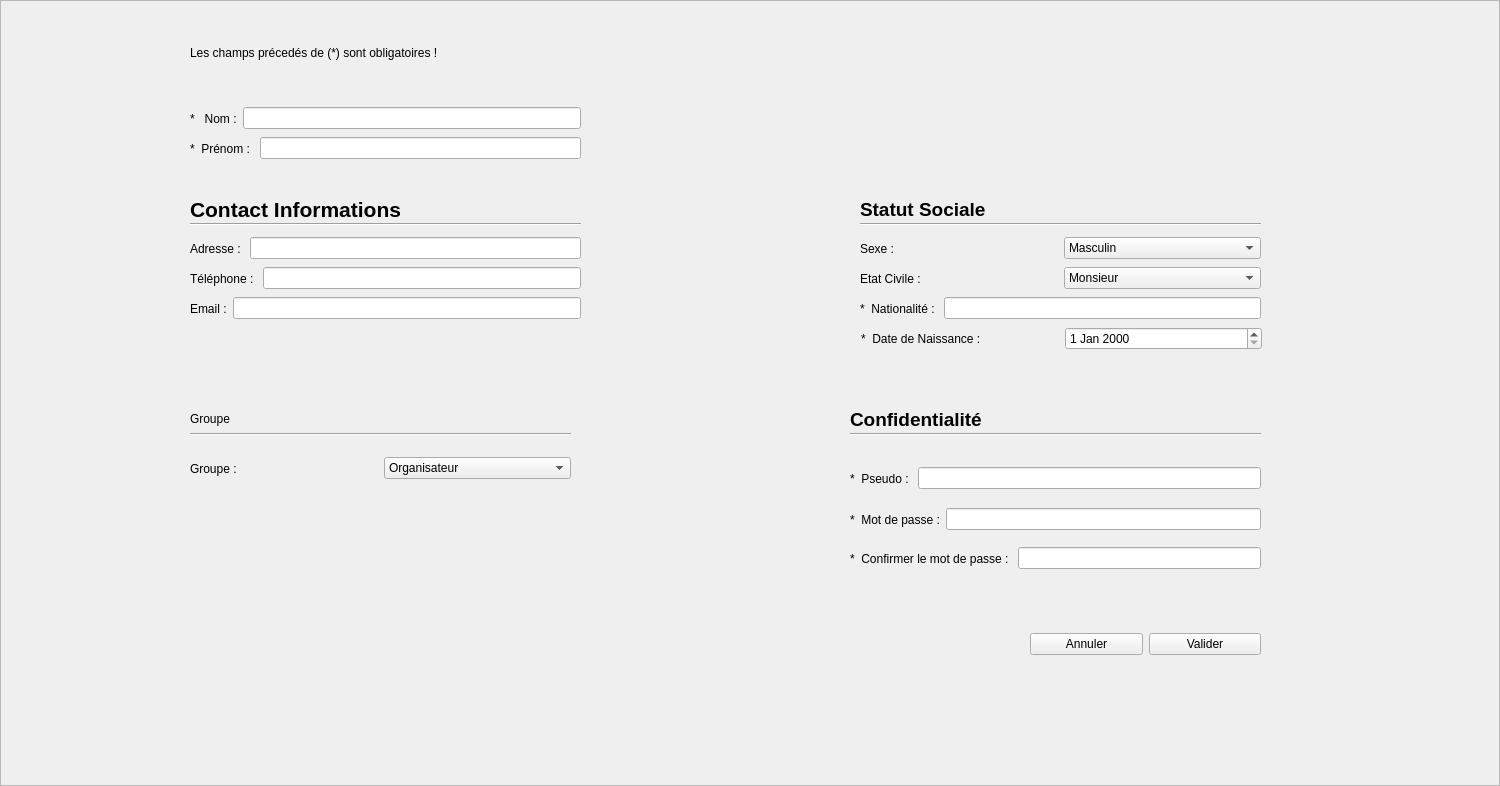
Old version of the form creecompteframe.ui in the repository rsoumail/Exam-Platform.
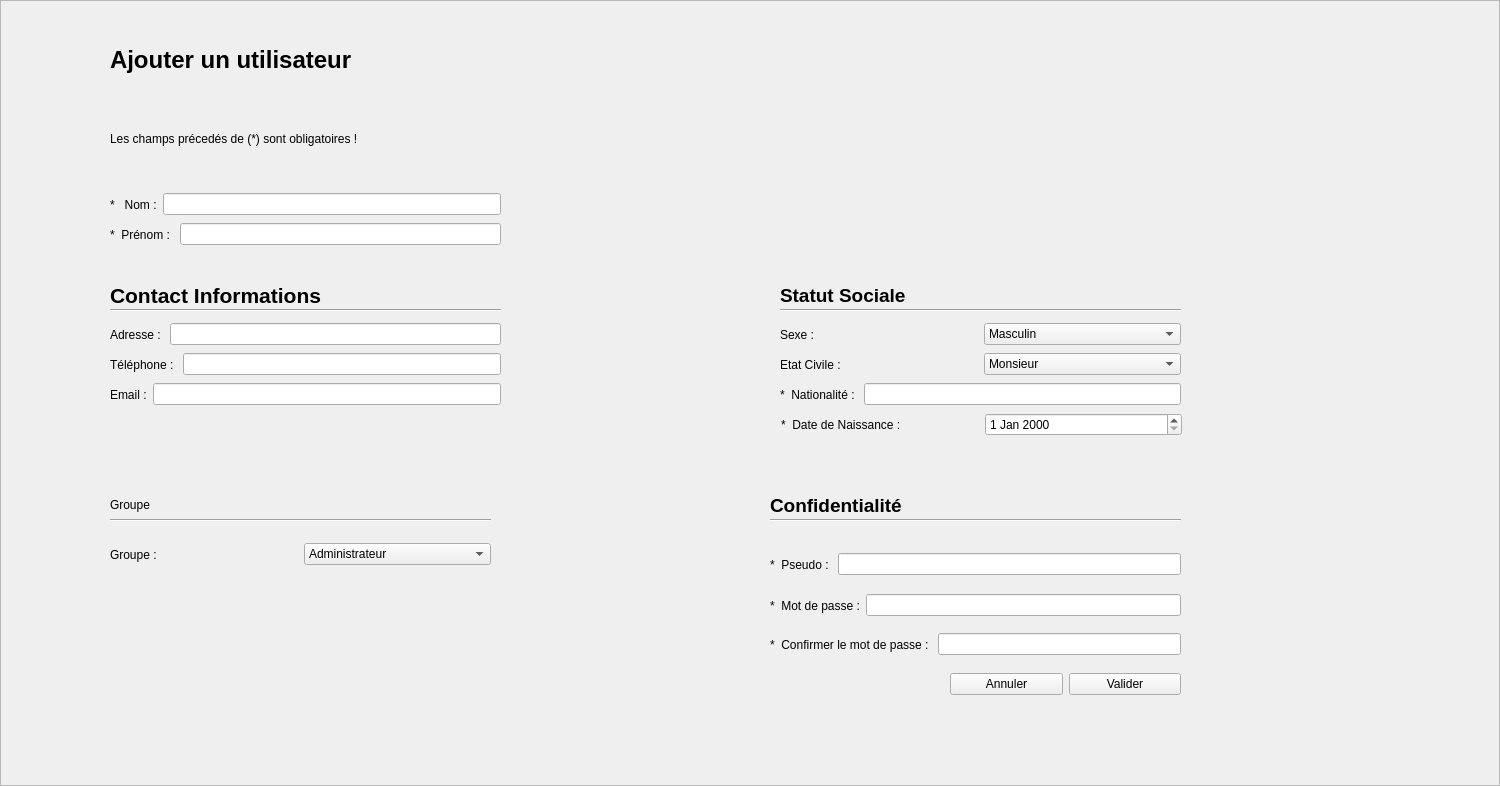
New version of the form.

```diff
--- a/creecompteframe.ui
+++ b/creecompteframe.ui
@@ -22,8 +22,8 @@
   <widget class="QWidget" name="layoutWidget_5">
    <property name="geometry">
     <rect>
-     <x>190</x>
-     <y>134</y>
+     <x>110</x>
+     <y>220</y>
      <width>391</width>
      <height>29</height>
     </rect>
@@ -44,8 +44,8 @@
   <widget class="QWidget" name="layoutWidget_4">
    <property name="geometry">
     <rect>
-     <x>190</x>
-     <y>264</y>
+     <x>110</x>
+     <y>350</y>
      <width>391</width>
      <height>29</height>
     </rect>
@@ -66,8 +66,8 @@
   <widget class="QLabel" name="label_16">
    <property name="geometry">
     <rect>
-     <x>190</x>
-     <y>404</y>
+     <x>110</x>
+     <y>490</y>
      <width>67</width>
      <height>31</height>
     </rect>
@@ -79,8 +79,8 @@
   <widget class="Line" name="line_2">
    <property name="geometry">
     <rect>
-     <x>860</x>
-     <y>209</y>
+     <x>780</x>
+     <y>295</y>
      <width>401</width>
      <height>31</height>
     </rect>
@@ -92,8 +92,8 @@
   <widget class="Line" name="line">
    <property name="geometry">
     <rect>
-     <x>190</x>
-     <y>214</y>
+     <x>110</x>
+     <y>300</y>
      <width>391</width>
      <height>21</height>
     </rect>
@@ -105,8 +105,8 @@
   <widget class="QWidget" name="layoutWidget_10">
    <property name="geometry">
     <rect>
-     <x>190</x>
-     <y>104</y>
+     <x>110</x>
+     <y>190</y>
      <width>391</width>
      <height>29</height>
     </rect>
@@ -127,8 +127,8 @@
   <widget class="Line" name="line_3">
    <property name="geometry">
     <rect>
-     <x>190</x>
-     <y>424</y>
+     <x>110</x>
+     <y>510</y>
      <width>381</width>
      <height>21</height>
     </rect>
@@ -140,8 +140,8 @@
   <widget class="Line" name="line_4">
    <property name="geometry">
     <rect>
-     <x>850</x>
-     <y>424</y>
+     <x>770</x>
+     <y>510</y>
      <width>411</width>
      <height>21</height>
     </rect>
@@ -153,8 +153,8 @@
   <widget class="QLabel" name="label_15">
    <property name="geometry">
     <rect>
-     <x>850</x>
-     <y>404</y>
+     <x>770</x>
+     <y>490</y>
      <width>161</width>
      <height>31</height>
     </rect>
@@ -166,8 +166,8 @@
   <widget class="QWidget" name="layoutWidget_9">
    <property name="geometry">
     <rect>
-     <x>860</x>
-     <y>264</y>
+     <x>780</x>
+     <y>350</y>
      <width>401</width>
      <height>29</height>
     </rect>
@@ -204,8 +204,8 @@
   <widget class="QWidget" name="layoutWidget_8">
    <property name="geometry">
     <rect>
-     <x>860</x>
-     <y>234</y>
+     <x>780</x>
+     <y>320</y>
      <width>401</width>
      <height>29</height>
     </rect>
@@ -237,8 +237,8 @@
   <widget class="QLabel" name="label_9">
    <property name="geometry">
     <rect>
-     <x>860</x>
-     <y>194</y>
+     <x>780</x>
+     <y>280</y>
      <width>151</width>
      <height>31</height>
     </rect>
@@ -250,8 +250,8 @@
   <widget class="QLabel" name="label_6">
    <property name="geometry">
     <rect>
-     <x>190</x>
-     <y>194</y>
+     <x>110</x>
+     <y>280</y>
      <width>231</width>
      <height>31</height>
     </rect>
@@ -263,8 +263,8 @@
   <widget class="QWidget" name="layoutWidget">
    <property name="geometry">
     <rect>
-     <x>850</x>
-     <y>504</y>
+     <x>770</x>
+     <y>590</y>
      <width>411</width>
      <height>31</height>
     </rect>
@@ -289,8 +289,8 @@
   <widget class="QWidget" name="layoutWidget_2">
    <property name="geometry">
     <rect>
-     <x>850</x>
-     <y>544</y>
+     <x>770</x>
+     <y>630</y>
      <width>411</width>
      <height>29</height>
     </rect>
@@ -315,8 +315,8 @@
   <widget class="QWidget" name="layoutWidget_3">
    <property name="geometry">
     <rect>
-     <x>860</x>
-     <y>294</y>
+     <x>780</x>
+     <y>380</y>
      <width>401</width>
      <height>29</height>
     </rect>
@@ -337,8 +337,8 @@
   <widget class="QWidget" name="layoutWidget_6">
    <property name="geometry">
     <rect>
-     <x>190</x>
-     <y>294</y>
+     <x>110</x>
+     <y>380</y>
      <width>391</width>
      <height>29</height>
     </rect>
@@ -359,8 +359,8 @@
   <widget class="QWidget" name="layoutWidget_7">
    <property name="geometry">
     <rect>
-     <x>861</x>
-     <y>324</y>
+     <x>781</x>
+     <y>410</y>
      <width>401</width>
      <height>29</height>
     </rect>
@@ -381,8 +381,8 @@
   <widget class="QWidget" name="layoutWidget_11">
    <property name="geometry">
     <rect>
-     <x>190</x>
-     <y>454</y>
+     <x>110</x>
+     <y>540</y>
      <width>381</width>
      <height>29</height>
     </rect>
@@ -397,11 +397,6 @@
     </item>
     <item>
      <widget class="QComboBox" name="groupe">
-      <item>
-       <property name="text">
-        <string>Organisateur</string>
-       </property>
-      </item>
       <item>
        <property name="text">
         <string>Administrateur</string>
@@ -414,8 +409,8 @@
   <widget class="QWidget" name="layoutWidget_12">
    <property name="geometry">
     <rect>
-     <x>190</x>
-     <y>234</y>
+     <x>110</x>
+     <y>320</y>
      <width>391</width>
      <height>29</height>
     </rect>
@@ -436,8 +431,8 @@
   <widget class="QWidget" name="layoutWidget_13">
    <property name="geometry">
     <rect>
-     <x>850</x>
-     <y>464</y>
+     <x>770</x>
+     <y>550</y>
      <width>411</width>
      <height>29</height>
     </rect>
@@ -458,8 +453,8 @@
   <widget class="QLabel" name="label_21">
    <property name="geometry">
     <rect>
-     <x>190</x>
-     <y>44</y>
+     <x>110</x>
+     <y>130</y>
      <width>321</width>
      <height>17</height>
     </rect>
@@ -468,11 +463,11 @@
     <string>Les champs précedés de (*) sont obligatoires !</string>
    </property>
   </widget>
-  <widget class="QWidget" name="">
+  <widget class="QWidget" name="layoutWidget">
    <property name="geometry">
     <rect>
-     <x>1030</x>
-     <y>630</y>
+     <x>950</x>
+     <y>670</y>
      <width>231</width>
      <height>29</height>
     </rect>
@@ -494,6 +489,19 @@
     </item>
    </layout>
   </widget>
+  <widget class="QLabel" name="label_3">
+   <property name="geometry">
+    <rect>
+     <x>110</x>
+     <y>40</y>
+     <width>281</width>
+     <height>41</height>
+    </rect>
+   </property>
+   <property name="text">
+    <string>&lt;html&gt;&lt;head/&gt;&lt;body&gt;&lt;p&gt;&lt;span style=&quot; font-size:18pt; font-weight:600;&quot;&gt;Ajouter un utilisateur&lt;/span&gt;&lt;/p&gt;&lt;/body&gt;&lt;/html&gt;</string>
+   </property>
+  </widget>
  </widget>
  <resources/>
  <connections/>
```
Left out of the diff: 10 changed lines with no effect on the pictures.
